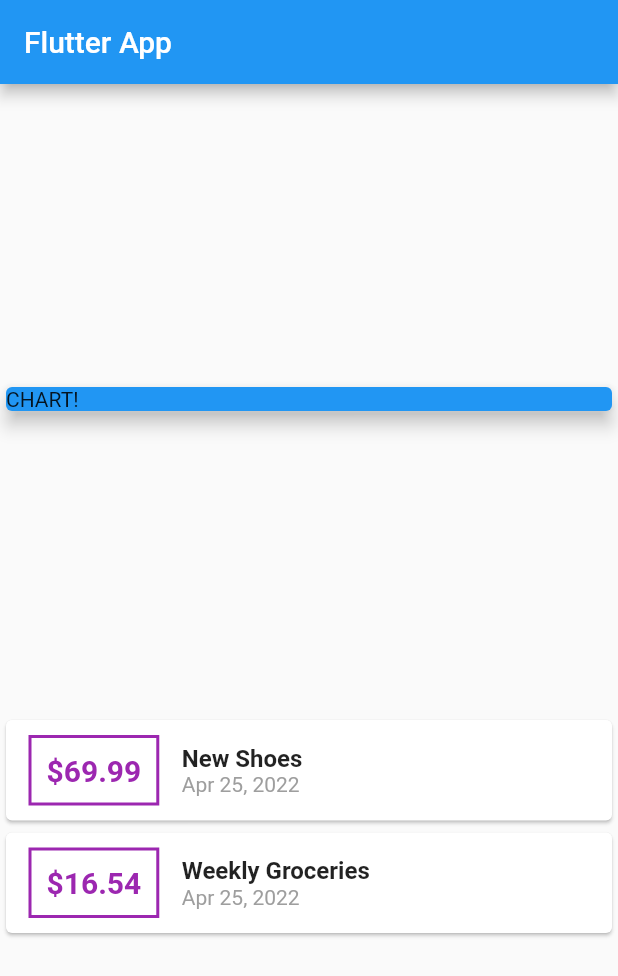
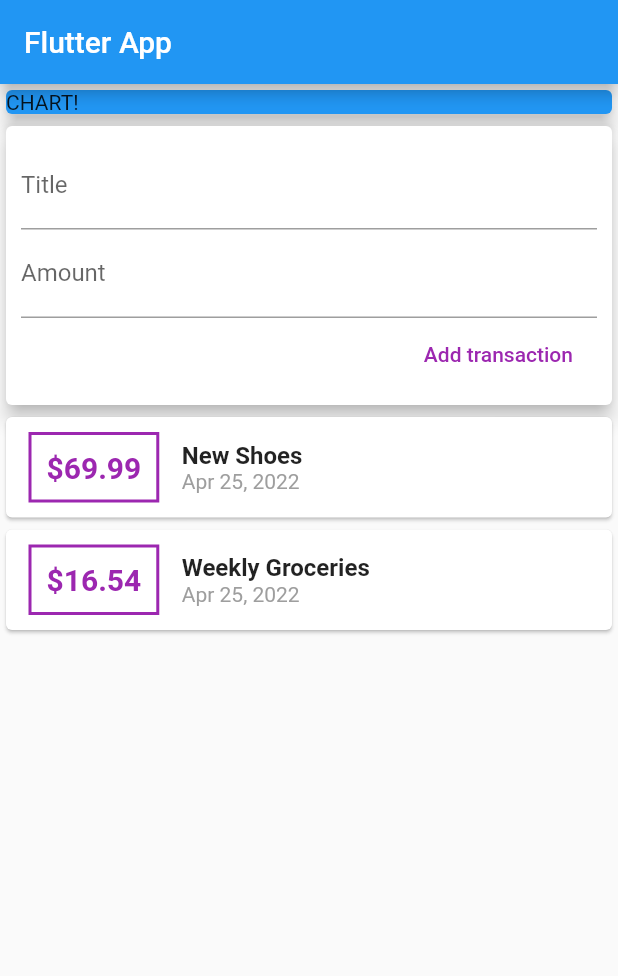
Before and after one commit to 4hbab/expenses_app, a Flutter app: the screen it shows after launch, on a phone screen of 412 x 824 dp. Shown: the top 976 px of the screen. Run offline on Flutter 3.47's test engine with Material 2 defaults, Android fonts, the phone set to English and light mode, and no system bars.

Commit message:
adding transactions

```diff
--- a/lib/main.dart
+++ b/lib/main.dart
@@ -1,9 +1,7 @@
-// ignore_for_file: prefer_const_constructors
+// ignore_for_file: prefer_const_constructors, deprecated_member_use
 
+import './widgets/user_transactions.dart';
 import 'package:flutter/material.dart';
-import 'package:intl/intl.dart';
-
-import './transaction.dart';
 
 void main() => runApp(MyApp());
 
@@ -20,16 +18,10 @@ class MyApp extends StatelessWidget {
 
 // ignore: use_key_in_widget_constructors
 class MyHomePage extends StatelessWidget {
-  final List<Transaction> transactions = [
-    Transaction(
-        id: 't1', title: 'New Shoes', amount: 69.99, date: DateTime.now()),
-    Transaction(
-      id: 't2',
-      title: 'Weekly Groceries',
-      amount: 16.54,
-      date: DateTime.now(),
-    )
-  ];
+  // late String titleInput;
+  // late String amountInput;
+  final titleInput = TextEditingController();
+  final amountInput = TextEditingController();
 
   @override
   Widget build(BuildContext context) {
@@ -37,8 +29,9 @@ class MyHomePage extends StatelessWidget {
         appBar: AppBar(
           title: Text('Flutter App'),
         ),
-        body: Column(
-          mainAxisAlignment: MainAxisAlignment.spaceEvenly,
+        body: SingleChildScrollView(
+          child: Column(
+            // mainAxisAlignment: MainAxisAlignment.spaceEvenly,
             crossAxisAlignment: CrossAxisAlignment.center,
             children: <Widget>[
               // ignore: sized_box_for_whitespace
@@ -50,47 +43,9 @@ class MyHomePage extends StatelessWidget {
                   elevation: 5,
                 ),
               ),
-            Column(
-              children: transactions.map((tx) {
-                return Card(
-                  child: Row(children: <Widget>[
-                    Container(
-                      margin: EdgeInsets.symmetric(
-                        vertical: 10,
-                        horizontal: 15,
+              UserTransactions(),
+            ],
           ),
-                      decoration: BoxDecoration(
-                          border: Border.all(
-                        color: Colors.purple,
-                        width: 2,
-                      )),
-                      padding: EdgeInsets.all(10),
-                      child: Text(
-                        '\$${tx.amount}',
-                        style: TextStyle(
-                            fontWeight: FontWeight.bold,
-                            fontSize: 20,
-                            color: Colors.purple),
-                      ),
-                    ),
-                    Column(
-                        crossAxisAlignment: CrossAxisAlignment.start,
-                        children: <Widget>[
-                          Text(
-                            tx.title,
-                            style: TextStyle(
-                                fontWeight: FontWeight.bold, fontSize: 16),
-                          ),
-                          Text(
-                            DateFormat.yMMMd().format(tx.date),
-                            style: TextStyle(color: Colors.grey),
-                          ),
-                        ])
-                  ]),
-                );
-              }).toList(),
-            )
-          ],
         ));
   }
 }
--- /dev/null
+++ b/lib/widgets/new_transaction.dart
@@ -0,0 +1,45 @@
+import 'package:flutter/material.dart';
+
+class NewTransaction extends StatelessWidget {
+  final Function addNewTransaction;
+
+  final titleInput = TextEditingController();
+  final amountInput = TextEditingController();
+
+  NewTransaction(this.addNewTransaction);
+
+  @override
+  Widget build(BuildContext context) {
+    return Card(
+      elevation: 5,
+      child: Container(
+        padding: EdgeInsets.all(10),
+        child: Column(
+          crossAxisAlignment: CrossAxisAlignment.end,
+          children: <Widget>[
+            TextField(
+              decoration: InputDecoration(labelText: 'Title'),
+              controller: titleInput,
+              // onChanged: (val) {
+              //   titleInput = val;
+              // },
+            ),
+            TextField(
+              decoration: InputDecoration(labelText: 'Amount'),
+              controller: amountInput,
+              // onChanged: (val) => amountInput = val,
+            ),
+            FlatButton(
+              textColor: Colors.purple,
+              child: Text('Add transaction'),
+              onPressed: () {
+                addNewTransaction(
+                    titleInput.text, double.parse(amountInput.text));
+              },
+            )
+          ],
+        ),
+      ),
+    );
+  }
+}
--- /dev/null
+++ b/lib/widgets/transaction_list.dart
@@ -0,0 +1,53 @@
+import 'package:flutter/material.dart';
+import 'package:intl/intl.dart';
+
+import '../Models/transaction.dart';
+
+class TransactionList extends StatelessWidget {
+  final List<Transaction> transactions;
+
+  TransactionList(this.transactions);
+
+  @override
+  Widget build(BuildContext context) {
+    return Column(
+      children: transactions.map((tx) {
+        return Card(
+          child: Row(children: <Widget>[
+            Container(
+              margin: const EdgeInsets.symmetric(
+                vertical: 10,
+                horizontal: 15,
+              ),
+              decoration: BoxDecoration(
+                  border: Border.all(
+                color: Colors.purple,
+                width: 2,
+              )),
+              padding: EdgeInsets.all(10),
+              child: Text(
+                '\$${tx.amount}',
+                style: const TextStyle(
+                    fontWeight: FontWeight.bold,
+                    fontSize: 20,
+                    color: Colors.purple),
+              ),
+            ),
+            Column(
+                crossAxisAlignment: CrossAxisAlignment.start,
+                children: <Widget>[
+                  Text(
+                    tx.title,
+                    style: TextStyle(fontWeight: FontWeight.bold, fontSize: 16),
+                  ),
+                  Text(
+                    DateFormat.yMMMd().format(tx.date),
+                    style: TextStyle(color: Colors.grey),
+                  ),
+                ])
+          ]),
+        );
+      }).toList(),
+    );
+  }
+}
--- /dev/null
+++ b/lib/widgets/user_transactions.dart
@@ -0,0 +1,45 @@
+import 'package:flutter/material.dart';
+
+import './new_transaction.dart';
+import './transaction_list.dart';
+import '../Models/transaction.dart';
+
+class UserTransactions extends StatefulWidget {
+  @override
+  _UserTransactionsState createState() => _UserTransactionsState();
+}
+
+class _UserTransactionsState extends State<UserTransactions> {
+  final List<Transaction> _userTransactions = [
+    Transaction(
+        id: 't1', title: 'New Shoes', amount: 69.99, date: DateTime.now()),
+    Transaction(
+      id: 't2',
+      title: 'Weekly Groceries',
+      amount: 16.54,
+      date: DateTime.now(),
+    )
+  ];
+
+  void _addTransaction(String txTitle, double txAmount) {
+    final newTx = Transaction(
+        id: DateTime.now().toString(),
+        title: txTitle,
+        amount: txAmount,
+        date: DateTime.now());
+
+    setState(() {
+      _userTransactions.add(newTx);
+    });
+  }
+
+  @override
+  Widget build(BuildContext context) {
+    return Column(
+      children: <Widget>[
+        NewTransaction(_addTransaction),
+        TransactionList(_userTransactions),
+      ],
+    );
+  }
+}
```
Also changed, not shown: lib/Models/transaction.dart (renamed from lib/transaction.dart). Lines whose indentation alone changed are shown as unchanged.
